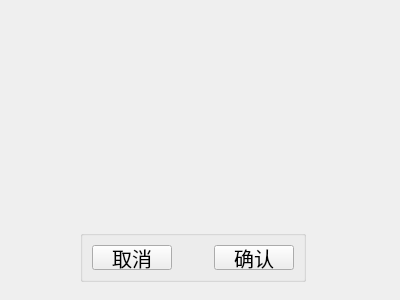
Qt form chengyi_Qt4linux/form_history.ui (wsh01/batch-feeder) before a commit.
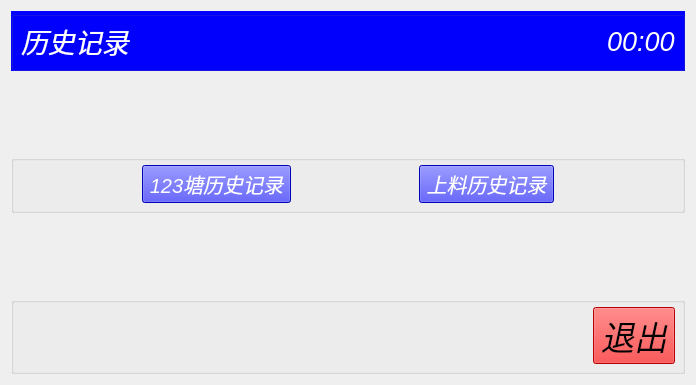
The same form after that commit.

Commit message: 2022-7-20 15:00 add History1 and History2

Patch:
```diff
--- a/chengyi_Qt4linux/form_history.ui
+++ b/chengyi_Qt4linux/form_history.ui
@@ -6,35 +6,47 @@
    <rect>
     <x>0</x>
     <y>0</y>
-    <width>400</width>
-    <height>300</height>
+    <width>696</width>
+    <height>385</height>
    </rect>
   </property>
+  <property name="font">
+   <font>
+    <pointsize>11</pointsize>
+    <italic>true</italic>
+   </font>
+  </property>
   <property name="windowTitle">
    <string>Form</string>
   </property>
+  <property name="styleSheet">
+   <string notr="true"/>
+  </property>
+  <layout class="QGridLayout" name="gridLayout_4">
+   <item row="0" column="0">
   <widget class="QGroupBox" name="groupBox">
-   <property name="geometry">
-    <rect>
-     <x>80</x>
-     <y>230</y>
-     <width>226</width>
-     <height>52</height>
-    </rect>
+     <property name="styleSheet">
+      <string notr="true">QGroupBox{ background-color:rgb(0, 0, 255);} 
+QGroupBox{ margin-top:0px;}
+QGroupBox:title {margin-top: 0px;}</string>
    </property>
    <property name="title">
     <string/>
    </property>
    <layout class="QGridLayout" name="gridLayout">
     <item row="0" column="0">
-     <widget class="QPushButton" name="btn_Cancel">
+       <widget class="QLabel" name="label">
       <property name="font">
        <font>
-        <pointsize>15</pointsize>
-       </font>
-      </property>
+          <pointsize>20</pointsize>
+          <italic>true</italic>
+         </font>
+        </property>
+        <property name="styleSheet">
+         <string notr="true">QLabel{color:rgb(255, 255, 255);}</string>
+        </property>
       <property name="text">
-       <string>取消</string>
+         <string>历史记录</string>
       </property>
      </widget>
     </item>
@@ -45,26 +57,189 @@
       </property>
       <property name="sizeHint" stdset="0">
        <size>
-        <width>40</width>
+          <width>463</width>
         <height>20</height>
        </size>
       </property>
      </spacer>
     </item>
     <item row="0" column="2">
-     <widget class="QPushButton" name="btn_Confirn">
+       <widget class="QLabel" name="label_2">
       <property name="font">
        <font>
+          <pointsize>20</pointsize>
+          <italic>true</italic>
+         </font>
+        </property>
+        <property name="styleSheet">
+         <string notr="true">QLabel{color:rgb(255, 255, 255);}</string>
+        </property>
+        <property name="text">
+         <string>00:00</string>
+        </property>
+       </widget>
+      </item>
+     </layout>
+    </widget>
+   </item>
+   <item row="1" column="0">
+    <spacer name="verticalSpacer">
+     <property name="orientation">
+      <enum>Qt::Vertical</enum>
+     </property>
+     <property name="sizeHint" stdset="0">
+      <size>
+       <width>20</width>
+       <height>68</height>
+      </size>
+     </property>
+    </spacer>
+   </item>
+   <item row="2" column="0">
+    <widget class="QGroupBox" name="groupBox_2">
+     <property name="styleSheet">
+      <string notr="true">QGroupBox{ margin-top:0px;}
+QGroupBox:title {margin-top: 0px;}</string>
+     </property>
+     <property name="title">
+      <string/>
+     </property>
+     <layout class="QGridLayout" name="gridLayout_2">
+      <item row="0" column="0">
+       <spacer name="horizontalSpacer_4">
+        <property name="orientation">
+         <enum>Qt::Horizontal</enum>
+        </property>
+        <property name="sizeHint" stdset="0">
+         <size>
+          <width>111</width>
+          <height>20</height>
+         </size>
+        </property>
+       </spacer>
+      </item>
+      <item row="0" column="1">
+       <widget class="QPushButton" name="btn_History2">
+        <property name="font">
+         <font>
         <pointsize>15</pointsize>
-       </font>
-      </property>
+          <italic>true</italic>
+         </font>
+        </property>
+        <property name="styleSheet">
+         <string notr="true">QPushButton { background-color:rgb(0, 0, 255);} 
+QPushButton:hover { background-color: rgb(100, 0, 255); }
+QPushButton {color:rgb(255, 255, 255);}</string>
+        </property>
       <property name="text">
-       <string>确认</string>
+         <string>123塘历史记录</string>
       </property>
      </widget>
     </item>
-   </layout>
-  </widget>
+      <item row="0" column="2">
+       <spacer name="horizontalSpacer_3">
+        <property name="orientation">
+         <enum>Qt::Horizontal</enum>
+        </property>
+        <property name="sizeHint" stdset="0">
+         <size>
+          <width>111</width>
+          <height>20</height>
+         </size>
+        </property>
+       </spacer>
+      </item>
+      <item row="0" column="3">
+       <widget class="QPushButton" name="btn_History3">
+        <property name="font">
+         <font>
+          <pointsize>15</pointsize>
+          <italic>true</italic>
+         </font>
+        </property>
+        <property name="styleSheet">
+         <string notr="true">QPushButton { background-color:rgb(0, 0, 255);} 
+QPushButton:hover { background-color: rgb(100, 0, 255); }
+QPushButton {color:rgb(255, 255, 255);}</string>
+        </property>
+        <property name="text">
+         <string>上料历史记录</string>
+        </property>
+       </widget>
+      </item>
+      <item row="0" column="4">
+       <spacer name="horizontalSpacer_5">
+        <property name="orientation">
+         <enum>Qt::Horizontal</enum>
+        </property>
+        <property name="sizeHint" stdset="0">
+         <size>
+          <width>111</width>
+          <height>20</height>
+         </size>
+        </property>
+       </spacer>
+      </item>
+     </layout>
+    </widget>
+   </item>
+   <item row="3" column="0">
+    <spacer name="verticalSpacer_2">
+     <property name="orientation">
+      <enum>Qt::Vertical</enum>
+     </property>
+     <property name="sizeHint" stdset="0">
+      <size>
+       <width>17</width>
+       <height>64</height>
+      </size>
+     </property>
+    </spacer>
+   </item>
+   <item row="4" column="0">
+    <widget class="QGroupBox" name="groupBox_3">
+     <property name="styleSheet">
+      <string notr="true">QGroupBox{ margin-top:0px;}
+QGroupBox:title {margin-top: 0px;}</string>
+     </property>
+     <property name="title">
+      <string/>
+     </property>
+     <layout class="QGridLayout" name="gridLayout_3">
+      <item row="0" column="0">
+       <spacer name="horizontalSpacer_2">
+        <property name="orientation">
+         <enum>Qt::Horizontal</enum>
+        </property>
+        <property name="sizeHint" stdset="0">
+         <size>
+          <width>562</width>
+          <height>20</height>
+         </size>
+        </property>
+       </spacer>
+      </item>
+      <item row="0" column="1">
+       <widget class="QPushButton" name="btn_Quit">
+        <property name="font">
+         <font>
+          <pointsize>25</pointsize>
+          <italic>true</italic>
+         </font>
+        </property>
+        <property name="styleSheet">
+         <string notr="true">QPushButton { background-color:rgb(255, 0, 0);} 
+QPushButton:hover { background-color: rgb(255, 50, 0); }</string>
+        </property>
+        <property name="text">
+         <string>退出</string>
+        </property>
+       </widget>
+      </item>
+     </layout>
+    </widget>
+   </item>
+  </layout>
  </widget>
  <resources/>
  <connections/>
```
Left out of the diff: 19 changed lines with no effect on the pictures. Lines whose indentation alone changed are shown as unchanged. The commit also changes 15 other files.
